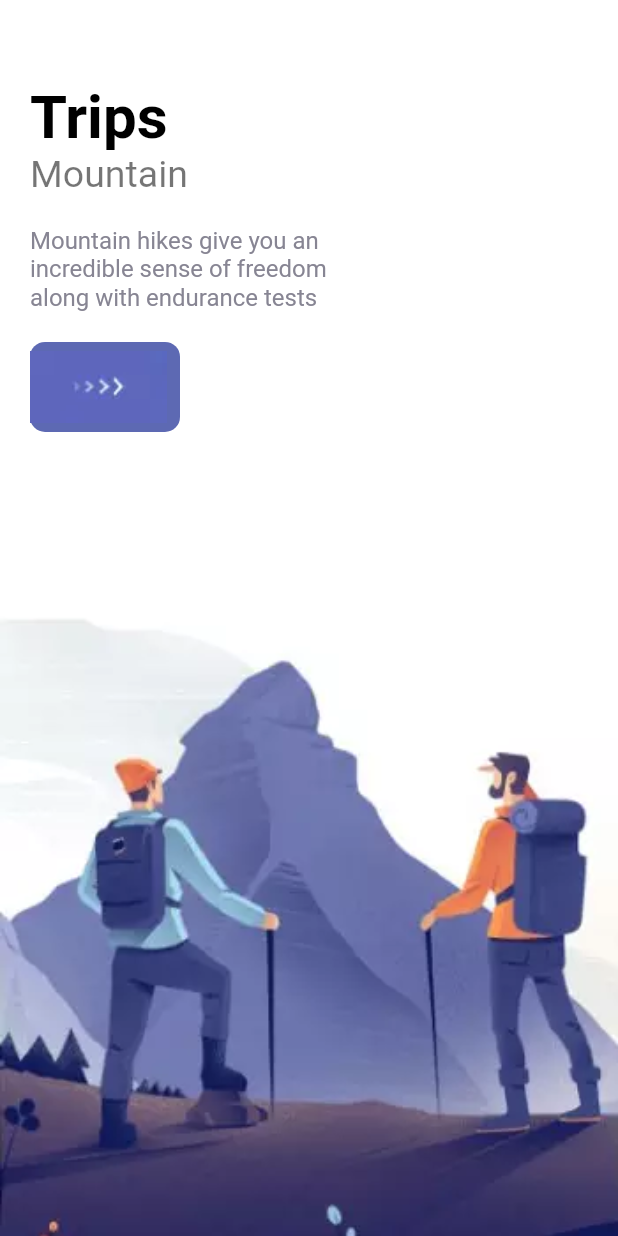
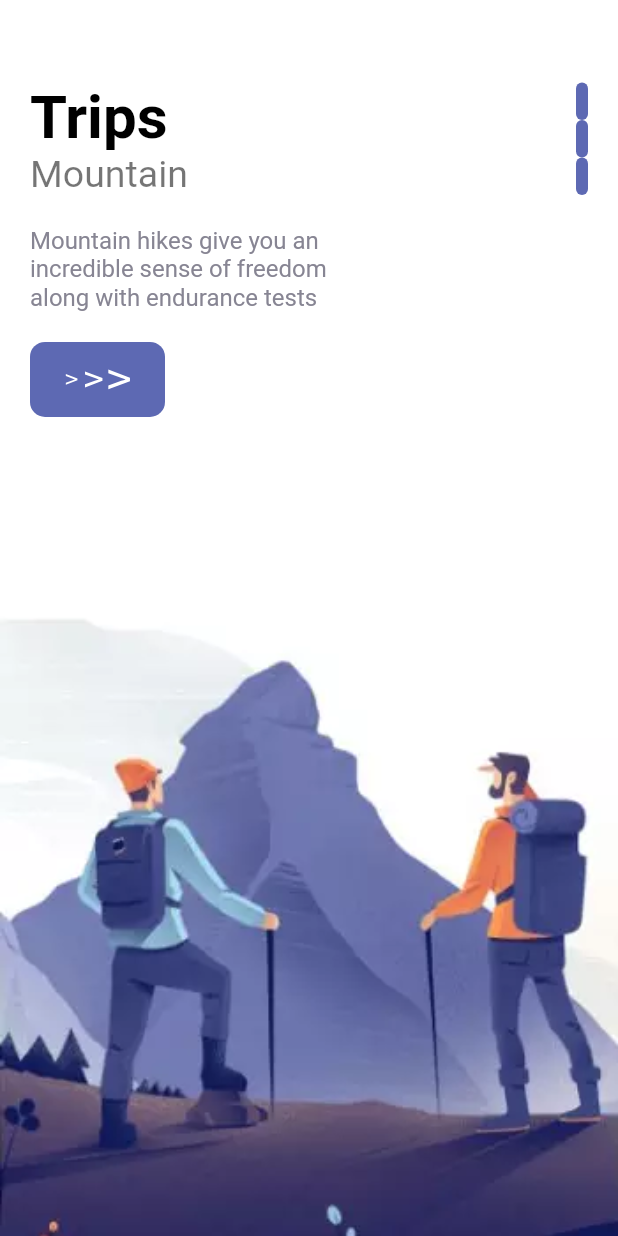
Before and after one commit to IlyasMukatdisov/flutter_demo, a Flutter app: the screen it shows after launch, on a phone screen of 412 x 824 dp. Run offline on Flutter 3.47's test engine with Material 2 defaults, Android fonts, the phone set to English and light mode, and no system bars; our stand-ins replace flutter_svg.

Commit message:
added slider indicator

```diff
--- a/lib/pages/welcome_page.dart
+++ b/lib/pages/welcome_page.dart
@@ -34,6 +34,7 @@ class _WelcomePageState extends State<WelcomePage> {
               child: Container(
                 margin: EdgeInsets.only(top: height / 15, left: 20, right: 20),
                 child: Row(
+                  mainAxisAlignment: MainAxisAlignment.spaceBetween,
                   children: [
                     Column(
                       crossAxisAlignment: CrossAxisAlignment.start,
@@ -53,9 +54,25 @@ class _WelcomePageState extends State<WelcomePage> {
                               size: 16,
                             )),
                         const SizedBox(height: 20),
-                        const ResponsiveButton(
-                            height: 60, width: 100, borderRadius: 10)
+                         Container(
+                          constraints: const BoxConstraints.tightFor(),
+                          child: const ResponsiveButton(
+                            height: 50, width: 90, borderRadius: 10, /*text: "Book Trip Now"*/) ,
+                        )
+
                       ],
+                    ),
+                    Column(
+                      children: List.generate(3, (index){
+                        return Container(
+                          width: 8,
+                          height: 25,
+                          decoration: BoxDecoration(
+                            borderRadius: BorderRadius.circular(8),
+                            color: AppColors.mainColor
+                          ),
+                        );
+                      }),
                     )
                   ],
                 ),
--- a/lib/widgets/responsive_button.dart
+++ b/lib/widgets/responsive_button.dart
@@ -1,24 +1,27 @@
 import 'package:flutter/material.dart';
 import 'package:flutter_demo/res/colors/colors.dart';
+import 'package:flutter_demo/widgets/app_text.dart';
+import 'package:flutter_svg/flutter_svg.dart';
 
 class ResponsiveButton extends StatelessWidget {
-  final bool? isResponsive;
-  final double? width;
-  final double? height;
+  final bool isResponsive;
+  final double width;
+  final double height;
   final double borderRadius;
-  final String? text;
+  final String text;
 
   const ResponsiveButton(
       {Key? key,
       this.isResponsive = false,
-      this.width,
-      this.height,
+      this.width = 100,
+      this.height = 50,
       this.text = "",
       this.borderRadius = 10})
       : super(key: key);
 
   @override
   Widget build(BuildContext context) {
+    if (isResponsive){
       return Container(
         width: width,
         height: height,
@@ -26,8 +29,57 @@ class ResponsiveButton extends StatelessWidget {
             borderRadius: BorderRadius.circular(borderRadius),
             color: AppColors.mainColor),
         child: Row(
-        children: [Image.asset("img/button-one.webp")],
+          mainAxisAlignment: MainAxisAlignment.center,
+          children: [
+            SvgPicture.asset(
+              "img/button-one.svg",
+              width: 60,
+              height: 25,
+              alignment: Alignment.center,
+              color: Colors.white,
+            ),
+            SizedBox(
+            width: 10,
+            height: height,
+          ),
+          AppText(
+            size: 16,
+            text: text,
+            color: Colors.white,
+          )
+          ],
+        ),
+      );
+    }
+    else {
+      return Container(
+        width: width,
+        height: height,
+        decoration: BoxDecoration(
+            borderRadius: BorderRadius.circular(borderRadius),
+            color: AppColors.mainColor),
+        child: Row(
+          mainAxisAlignment: MainAxisAlignment.center,
+          children: [
+            SvgPicture.asset(
+              "img/button-one.svg",
+              width: 60,
+              height: 25,
+              alignment: Alignment.center,
+              color: Colors.white,
+            ),
+            /*SizedBox(
+            width: 10,
+            height: height,
+          ),
+          AppText(
+            size: 16,
+            text: text,
+            color: Colors.white,
+          )*/
+          ],
         ),
       );
     }
   }
+}
--- a/pubspec.yaml
+++ b/pubspec.yaml
@@ -27,8 +27,10 @@ environment:
 # the latest version available on pub.dev. To see which dependencies have newer
 # versions available, run `flutter pub outdated`.
 dependencies:
+  flutter_svg: ^1.0.3
   flutter:
     sdk: flutter
+
 
 
   # The following adds the Cupertino Icons font to your application.
```
Also changed, not shown: img/button-one.svg (added), pubspec.lock. Lines whose indentation alone changed are shown as unchanged.
